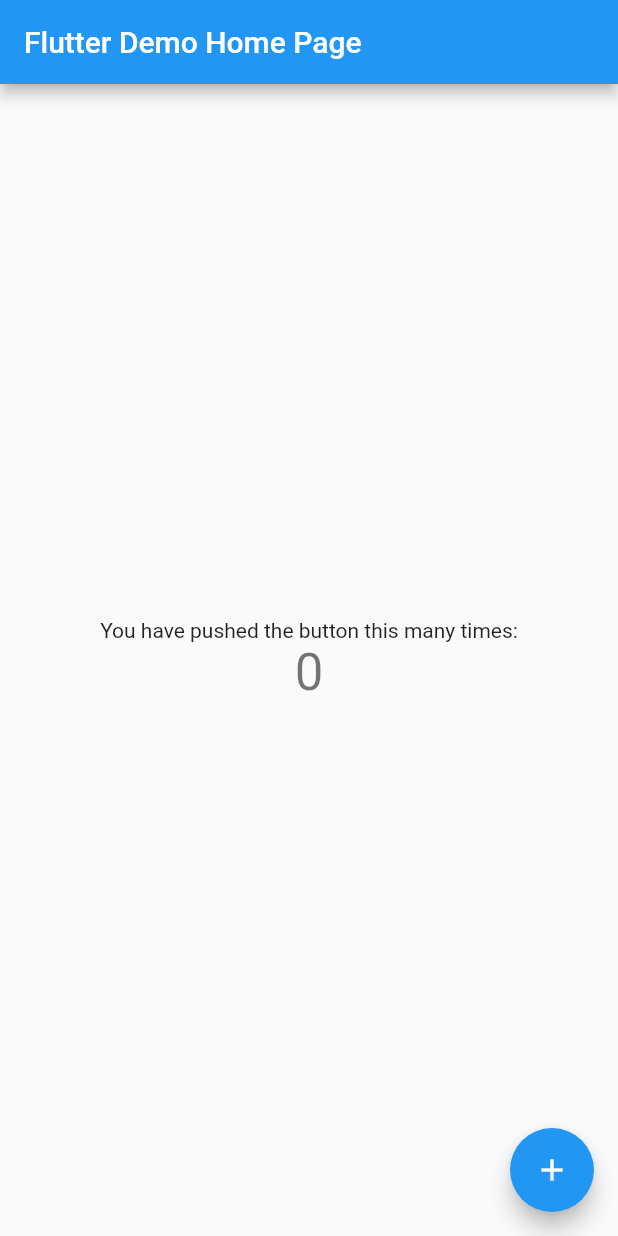
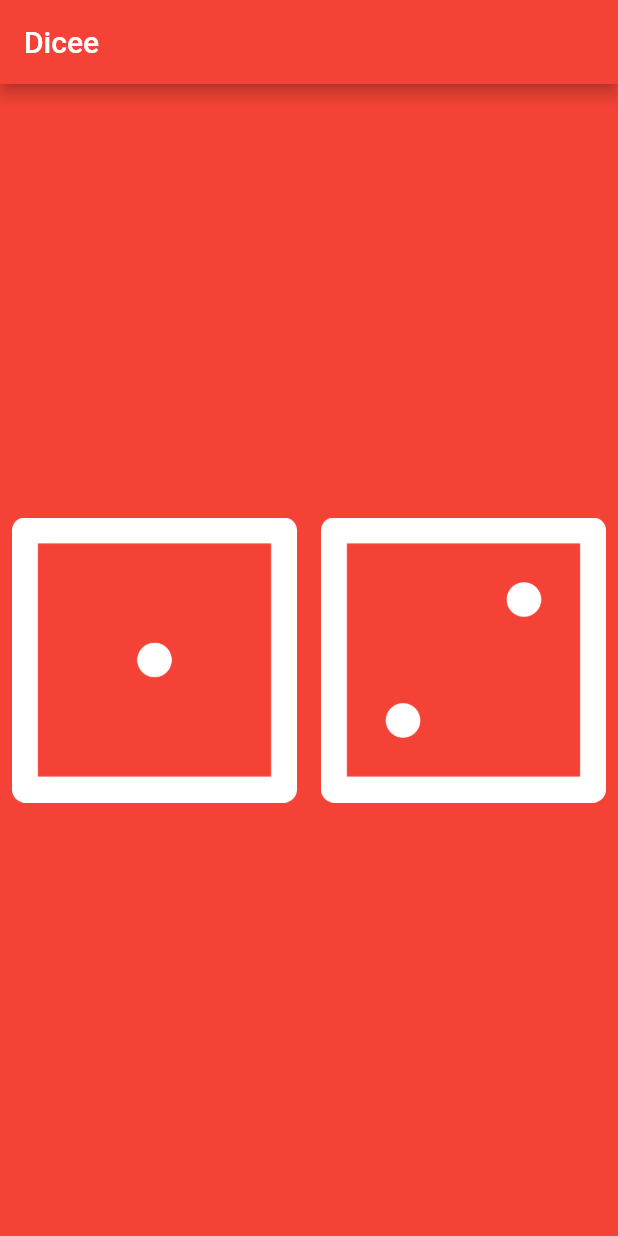
Before and after one commit to yennh1228/DICEE, a Flutter app: the screen it shows after launch, on a phone screen of 412 x 824 dp. Run offline on Flutter 3.47's test engine with Material 2 defaults, Android fonts, the phone set to English and light mode, and no system bars.

Commit message:
second commit

```diff
--- /dev/null
+++ b/lib/dicee_home_page.dart
@@ -0,0 +1,48 @@
+import 'package:flutter/material.dart';
+
+class DiceeHomePage extends StatefulWidget {
+  const DiceeHomePage({Key? key}) : super(key: key);
+
+  @override
+  State<DiceeHomePage> createState() => _DiceeHomePageState();
+}
+
+class _DiceeHomePageState extends State<DiceeHomePage> {
+  @override
+  Widget build(BuildContext context) {
+    return Scaffold(
+      backgroundColor: Colors.red,
+      appBar: AppBar(
+        title: const Text("Dicee"),
+        backgroundColor: Colors.red,
+      ),
+      body: const DiceePage(),
+    );
+  }
+}
+
+class DiceePage extends StatelessWidget {
+  const DiceePage({Key? key}) : super(key: key);
+
+  @override
+  Widget build(BuildContext context) {
+    return Center(
+      child: Row(
+        children: <Widget>[
+          Expanded(
+              child: TextButton(
+                  onPressed: () {
+                    debugPrint("Left button got pressed");
+                  },
+                  child: Image.asset('assets/images/dice1.png'))),
+          Expanded(
+              child: TextButton(
+                  onPressed: () {
+                    debugPrint("Right button got pressed");
+                  },
+                  child: Image.asset('assets/images/dice2.png'))),
+        ],
+      ),
+    );
+  }
+}
--- a/lib/main.dart
+++ b/lib/main.dart
@@ -1,3 +1,4 @@
+import 'package:dicee/dicee_home_page.dart';
 import 'package:flutter/material.dart';
 
 void main() {
@@ -11,105 +12,12 @@ class MyApp extends StatelessWidget {
   @override
   Widget build(BuildContext context) {
     return MaterialApp(
+      debugShowCheckedModeBanner: false,
       title: 'Flutter Demo',
       theme: ThemeData(
-        // This is the theme of your application.
-        //
-        // Try running your application with "flutter run". You'll see the
-        // application has a blue toolbar. Then, without quitting the app, try
-        // changing the primarySwatch below to Colors.green and then invoke
-        // "hot reload" (press "r" in the console where you ran "flutter run",
-        // or simply save your changes to "hot reload" in a Flutter IDE).
-        // Notice that the counter didn't reset back to zero; the application
-        // is not restarted.
         primarySwatch: Colors.blue,
       ),
-      home: const MyHomePage(title: 'Flutter Demo Home Page'),
+      home: const DiceeHomePage(),
     );
   }
 }
-
-class MyHomePage extends StatefulWidget {
-  const MyHomePage({Key? key, required this.title}) : super(key: key);
-
-  // This widget is the home page of your application. It is stateful, meaning
-  // that it has a State object (defined below) that contains fields that affect
-  // how it looks.
-
-  // This class is the configuration for the state. It holds the values (in this
-  // case the title) provided by the parent (in this case the App widget) and
-  // used by the build method of the State. Fields in a Widget subclass are
-  // always marked "final".
-
-  final String title;
-
-  @override
-  State<MyHomePage> createState() => _MyHomePageState();
-}
-
-class _MyHomePageState extends State<MyHomePage> {
-  int _counter = 0;
-
-  void _incrementCounter() {
-    setState(() {
-      // This call to setState tells the Flutter framework that something has
-      // changed in this State, which causes it to rerun the build method below
-      // so that the display can reflect the updated values. If we changed
-      // _counter without calling setState(), then the build method would not be
-      // called again, and so nothing would appear to happen.
-      _counter++;
-    });
-  }
-
-  @override
-  Widget build(BuildContext context) {
-    // This method is rerun every time setState is called, for instance as done
-    // by the _incrementCounter method above.
-    //
-    // The Flutter framework has been optimized to make rerunning build methods
-    // fast, so that you can just rebuild anything that needs updating rather
-    // than having to individually change instances of widgets.
-    return Scaffold(
-      appBar: AppBar(
-        // Here we take the value from the MyHomePage object that was created by
-        // the App.build method, and use it to set our appbar title.
-        title: Text(widget.title),
-      ),
-      body: Center(
-        // Center is a layout widget. It takes a single child and positions it
-        // in the middle of the parent.
-        child: Column(
-          // Column is also a layout widget. It takes a list of children and
-          // arranges them vertically. By default, it sizes itself to fit its
-          // children horizontally, and tries to be as tall as its parent.
-          //
-          // Invoke "debug painting" (press "p" in the console, choose the
-          // "Toggle Debug Paint" action from the Flutter Inspector in Android
-          // Studio, or the "Toggle Debug Paint" command in Visual Studio Code)
-          // to see the wireframe for each widget.
-          //
-          // Column has various properties to control how it sizes itself and
-          // how it positions its children. Here we use mainAxisAlignment to
-          // center the children vertically; the main axis here is the vertical
-          // axis because Columns are vertical (the cross axis would be
-          // horizontal).
-          mainAxisAlignment: MainAxisAlignment.center,
-          children: <Widget>[
-            const Text(
-              'You have pushed the button this many times:',
-            ),
-            Text(
-              '$_counter',
-              style: Theme.of(context).textTheme.headline4,
-            ),
-          ],
-        ),
-      ),
-      floatingActionButton: FloatingActionButton(
-        onPressed: _incrementCounter,
-        tooltip: 'Increment',
-        child: const Icon(Icons.add),
-      ), // This trailing comma makes auto-formatting nicer for build methods.
-    );
-  }
-}
--- a/pubspec.yaml
+++ b/pubspec.yaml
@@ -58,9 +58,8 @@ flutter:
   uses-material-design: true
 
   # To add assets to your application, add an assets section, like this:
-  # assets:
-  #   - images/a_dot_burr.jpeg
-  #   - images/a_dot_ham.jpeg
+  assets:
+    - assets/images/
 
   # An image asset can refer to one or more resolution-specific "variants", see
   # https://flutter.dev/assets-and-images/#resolution-aware
```
Also changed, not shown: assets/images/dice1.png (added), assets/images/dice2.png (added), assets/images/dice3.png (added), assets/images/dice4.png (added), assets/images/dice5.png (added), assets/images/dice6.png (added), 37 other files.
